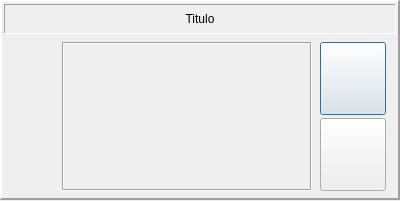
Qt form Screen/frmMessage.ui (LasFreitas/Bike) before a commit.
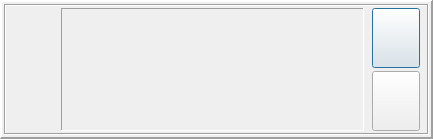
The same form after that commit. Icons and pictures are not drawn.

What changed in the file:
```diff
--- a/Screen/frmMessage.ui
+++ b/Screen/frmMessage.ui
@@ -9,8 +9,8 @@
    <rect>
     <x>0</x>
     <y>0</y>
-    <width>400</width>
-    <height>201</height>
+    <width>433</width>
+    <height>139</height>
    </rect>
   </property>
   <property name="windowTitle">
@@ -24,8 +24,8 @@
     <rect>
      <x>0</x>
      <y>0</y>
-     <width>400</width>
-     <height>200</height>
+     <width>433</width>
+     <height>139</height>
     </rect>
    </property>
    <property name="frameShape">
@@ -53,61 +53,6 @@
     <property name="bottomMargin">
      <number>2</number>
     </property>
-    <item>
-     <widget class="QFrame" name="verticalFrame_2">
-      <property name="minimumSize">
-       <size>
-        <width>0</width>
-        <height>30</height>
-       </size>
-      </property>
-      <property name="maximumSize">
-       <size>
-        <width>16777215</width>
-        <height>30</height>
-       </size>
-      </property>
-      <property name="accessibleName">
-       <string>SYS</string>
-      </property>
-      <layout class="QVBoxLayout" name="verticalLayout_3">
-       <property name="spacing">
-        <number>3</number>
-       </property>
-       <property name="leftMargin">
-        <number>0</number>
-       </property>
-       <property name="topMargin">
-        <number>0</number>
-       </property>
-       <property name="rightMargin">
-        <number>0</number>
-       </property>
-       <property name="bottomMargin">
-        <number>0</number>
-       </property>
-       <item>
-        <widget class="QLabel" name="lbTitulo">
-         <property name="accessibleName">
-          <string>SYS|FS12|FB</string>
-         </property>
-         <property name="frameShape">
-          <enum>QFrame::Panel</enum>
-         </property>
-         <property name="frameShadow">
-          <enum>QFrame::Sunken</enum>
-         </property>
-         <property name="text">
-          <string>Titulo</string>
-         </property>
-         <property name="alignment">
-          <set>Qt::AlignCenter</set>
-         </property>
-        </widget>
-       </item>
-      </layout>
-     </widget>
-    </item>
     <item>
      <widget class="QFrame" name="horizontalFrame">
       <layout class="QHBoxLayout" name="horizontalLayout_2">
@@ -127,21 +72,28 @@
         <number>0</number>
        </property>
        <item>
+        <widget class="QFrame" name="">
+         <property name="frameShape">
+          <enum>QFrame::Box</enum>
+         </property>
+         <property name="frameShadow">
+          <enum>QFrame::Sunken</enum>
+         </property>
         <layout class="QHBoxLayout" name="horizontalLayout_3">
          <property name="spacing">
           <number>3</number>
          </property>
          <property name="leftMargin">
-          <number>5</number>
+           <number>2</number>
          </property>
          <property name="topMargin">
-          <number>5</number>
+           <number>2</number>
          </property>
          <property name="rightMargin">
-          <number>5</number>
+           <number>2</number>
          </property>
          <property name="bottomMargin">
-          <number>5</number>
+           <number>2</number>
          </property>
          <item>
           <widget class="QLabel" name="lbIcone">
@@ -164,7 +116,7 @@
             <pixmap>../Icons/Critical.png</pixmap>
            </property>
            <property name="alignment">
-            <set>Qt::AlignHCenter|Qt::AlignTop</set>
+             <set>Qt::AlignCenter</set>
            </property>
            <property name="margin">
             <number>0</number>
@@ -174,14 +126,14 @@
          <item>
           <widget class="QLabel" name="lbMensagem">
            <property name="sizePolicy">
-            <sizepolicy hsizetype="Fixed" vsizetype="Preferred">
+             <sizepolicy hsizetype="Expanding" vsizetype="Preferred">
              <horstretch>0</horstretch>
              <verstretch>0</verstretch>
             </sizepolicy>
            </property>
            <property name="minimumSize">
             <size>
-             <width>250</width>
+              <width>300</width>
              <height>0</height>
             </size>
            </property>
@@ -189,7 +141,7 @@
             <string>FS12|FB</string>
            </property>
            <property name="frameShape">
-            <enum>QFrame::Box</enum>
+             <enum>QFrame::Panel</enum>
            </property>
            <property name="frameShadow">
             <enum>QFrame::Sunken</enum>
@@ -304,6 +256,7 @@
           </layout>
          </item>
         </layout>
+        </widget>
        </item>
       </layout>
      </widget>
```
Left out of the diff: 3 changed lines with no effect on the pictures. Lines whose indentation alone changed are shown as unchanged.
